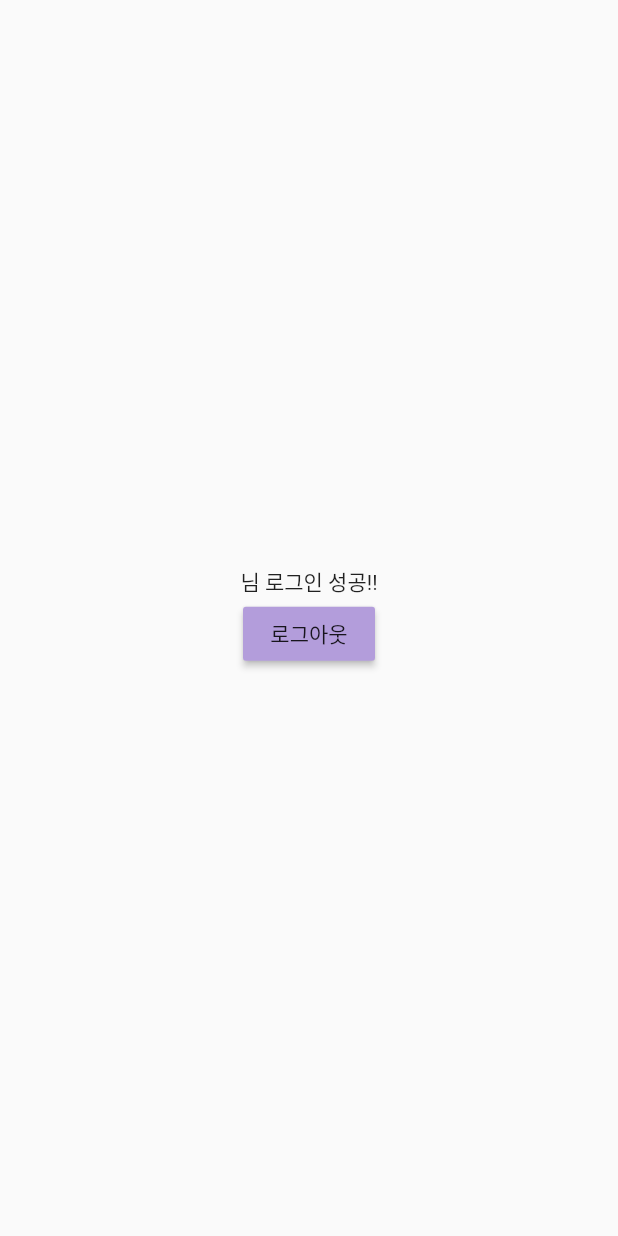
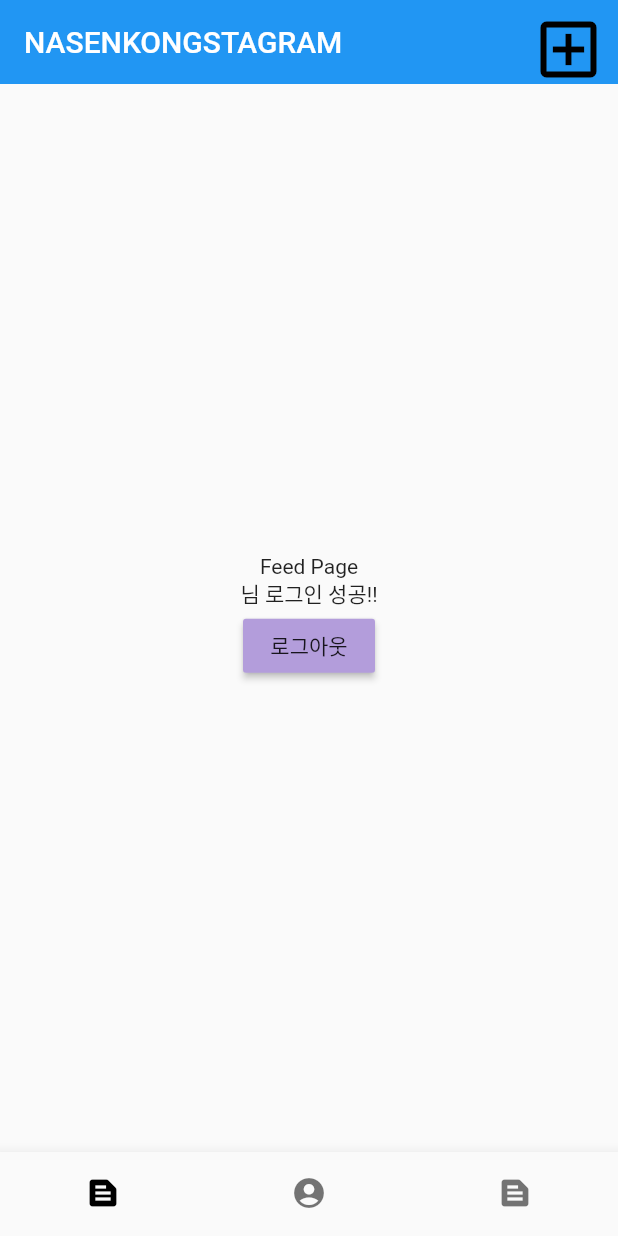
Before and after one commit to Mobile-SNS/frontend, a Flutter app: the screen it shows once a user with an empty profile is signed in, on a phone screen of 412 x 824 dp. Run offline on Flutter 3.47's test engine with Material 2 defaults, Android fonts, the phone set to English and light mode, and no system bars; our stand-ins replace cloud_firestore, firebase_auth, firebase_core, google_fonts; accounts and stored records are empty; network calls fail.

Commit message:
희진이 거랑 병합 완료

```diff
--- a/lib/auth/login_page.dart
+++ b/lib/auth/login_page.dart
@@ -1,13 +1,8 @@
 import 'package:flutter/material.dart';
-import '../signup_page.dart';
 import '../main.dart';
 import 'package:firebase_auth/firebase_auth.dart';
 import 'package:google_fonts/google_fonts.dart';
 
-
-// void main() {
-//   runApp(const LogInPage());
-// }
 
 class LogInPage extends StatefulWidget {
   final VoidCallback showRegisterPage;
--- a/lib/home_page.dart
+++ /dev/null
@@ -1,34 +0,0 @@
-import 'package:firebase_auth/firebase_auth.dart';
-import 'package:flutter/material.dart';
-
-class HomePage extends StatefulWidget {
-  const HomePage({Key? key}) : super(key: key);
-
-  @override
-  State<HomePage> createState() => _HomePageState();
-}
-
-class _HomePageState extends State<HomePage> {
-  final user = FirebaseAuth.instance.currentUser!;
-
-  @override
-  Widget build(BuildContext context) {
-    return Scaffold(
-      body:Center(
-          child:Column(
-            mainAxisAlignment: MainAxisAlignment.center,
-            children:[
-              Text(user.email!+ '님 로그인 성공!!'),
-              MaterialButton(
-                onPressed:(){
-                  FirebaseAuth.instance.signOut();
-                },
-                color:Colors.deepPurple[200],
-                child:Text('로그아웃'),
-              )
-            ],
-          ),
-      ),
-    );
-  }
-}
--- a/lib/main.dart
+++ b/lib/main.dart
@@ -1,9 +1,10 @@
 import 'package:flutter/material.dart';
 import 'package:firebase_core/firebase_core.dart';
+
 import 'package:mobile_sns/main_page.dart';
-
-import 'signup_page.dart';
-import 'auth/login_page.dart';
+import 'package:mobile_sns/pages/feed_page.dart';
+import 'package:mobile_sns/pages/posting_page.dart';
+import 'pages/tab_page.dart';
 
 
 void main() async {
@@ -14,12 +15,24 @@ void main() async {
 
 class MyApp extends StatelessWidget {
   const MyApp({Key? key}) : super(key: key);
+  static const String _title = 'NASENKONGSTAGRAM';
 
   @override
   Widget build(BuildContext context) {
     return MaterialApp(
+      // title: _title,
+      // theme: ThemeData(
+      //   primaryColor: Colors.black,
+      // ),
+
       debugShowCheckedModeBanner: false,
       home:MainPage(),
+
+      routes: {
+        '/tab': (context) => const TabPage(),
+        '/feed': (context) => const FeedPage(),
+        '/posting': (context) => const PostingPage(),
+      },
     );
   }
 }
--- a/lib/main_page.dart
+++ b/lib/main_page.dart
@@ -1,8 +1,7 @@
 import 'package:firebase_auth/firebase_auth.dart';
 import 'package:flutter/material.dart';
-import 'package:mobile_sns/home_page.dart';
+import 'package:mobile_sns/pages/tab_page.dart';
 import 'auth/auth_page.dart';
-import 'auth/login_page.dart';
 
 class MainPage extends StatelessWidget {
   const MainPage({Key? key}) : super(key: key);
@@ -13,7 +12,7 @@ class MainPage extends StatelessWidget {
         body:StreamBuilder<User?>(stream:FirebaseAuth.instance.authStateChanges(),
         builder:(contect,snapshot) {
           if (snapshot.hasData) {
-            return HomePage();
+            return TabPage();
           } else {
             return AuthPage();
           }
--- /dev/null
+++ b/lib/pages/feed_page.dart
@@ -0,0 +1,24 @@
+import 'package:flutter/material.dart';
+
+
+void main() {
+  runApp(const FeedPage());
+}
+
+class FeedPage extends StatefulWidget {
+  const FeedPage({Key? key}) : super(key: key);
+  static const routeName = '/feed';
+
+  @override
+  State<FeedPage> createState() => _FeedPageState();
+}
+
+class _FeedPageState extends State<FeedPage> {
+
+  @override
+  Widget build(BuildContext context) {
+    return Container(
+        child: const Text('Feed Page')
+    );
+  }
+}
--- /dev/null
+++ b/lib/pages/tab_page.dart
@@ -0,0 +1,102 @@
+import 'package:firebase_auth/firebase_auth.dart';
+import 'package:flutter/material.dart';
+
+import 'feed_page.dart';
+import 'posting_page.dart';
+
+class TabPage extends StatefulWidget {
+  const TabPage({Key? key}) : super(key: key);
+  static const routeName = '/tap';
+
+  @override
+  State<TabPage> createState() => _TabPageState();
+}
+
+class _TabPageState extends State<TabPage> {
+
+  int _selectedPageIndex = 0; // 선택된 페이지의 인덱스 넘버 초기화
+
+  final user = FirebaseAuth.instance.currentUser!;
+
+  final List<Widget> _widgetOptions = <Widget> [
+    FeedPage(),
+    PostingPage(),
+  ];// n개의 페이지를 연결할 예정이므로 n개의 페이지를 여기서 지정해준다. 탭 레이아웃은 n개.
+
+  @override
+  Widget build(BuildContext context){
+    return Scaffold(
+      appBar: AppBar(
+        title: Text('NASENKONGSTAGRAM'),
+        elevation: 0.0,
+        actions: [
+          IconButton(icon: Icon(Icons.add_box_outlined, color: Colors.black,),
+            onPressed:() {
+              Navigator.pushNamed(context, '/posting');
+            },),
+        ],
+        actionsIconTheme: IconThemeData(color: Colors.black38, size: 50.0),
+      ),
+
+      //body에 넣어줄 아이템
+      body: Center(
+        child:Column(
+          mainAxisAlignment: MainAxisAlignment.center,
+          children:[ _widgetOptions.elementAt(_selectedPageIndex),
+            Text(user.email!+ '님 로그인 성공!!'),
+            MaterialButton(
+              onPressed:(){
+                FirebaseAuth.instance.signOut();
+              },
+              color:Colors.deepPurple[200],
+              child:Text('로그아웃'),
+            )
+          ],
+        ),
+        //children: [_widgetOptions.elementAt(_selectedPageIndex)],
+      ),
+      bottomNavigationBar: BottomNavigationBar(
+
+
+        items: const <BottomNavigationBarItem>[
+          BottomNavigationBarItem(
+            icon: Icon(Icons.text_snippet),
+            label: 'Feed',
+          ),
+          BottomNavigationBarItem(
+            icon: Icon(Icons.account_circle),
+            label: 'profile',
+          ),
+          BottomNavigationBarItem(
+            icon: Icon(Icons.text_snippet),
+            label: 'feed',
+          ),
+        ],
+        onTap: _onItemTapped, // 선언했던 onItemTapped
+        currentIndex: _selectedPageIndex, // 지정 인덱스로 이동
+        selectedItemColor: Colors.black,
+        showSelectedLabels: false,
+        showUnselectedLabels: false,
+        type: BottomNavigationBarType.fixed,
+
+      ),
+
+    );
+
+  }
+  void _onItemTapped(int index){// 탭을 클릭했을떄 지정한 페이지로 이동
+    setState((){
+      _selectedPageIndex = index;
+    });
+    @override
+    void initState() {
+      //해당 클래스가 호출되었을떄
+      super.initState();
+
+    }
+    @override
+    void dispose() {
+      super.dispose();
+    }
+  }
+}
```
Also changed, not shown: lib/pages/posting_page.dart (added, +71 -0 lines), lib/signup_page.dart (deleted, +0 -185 lines).
